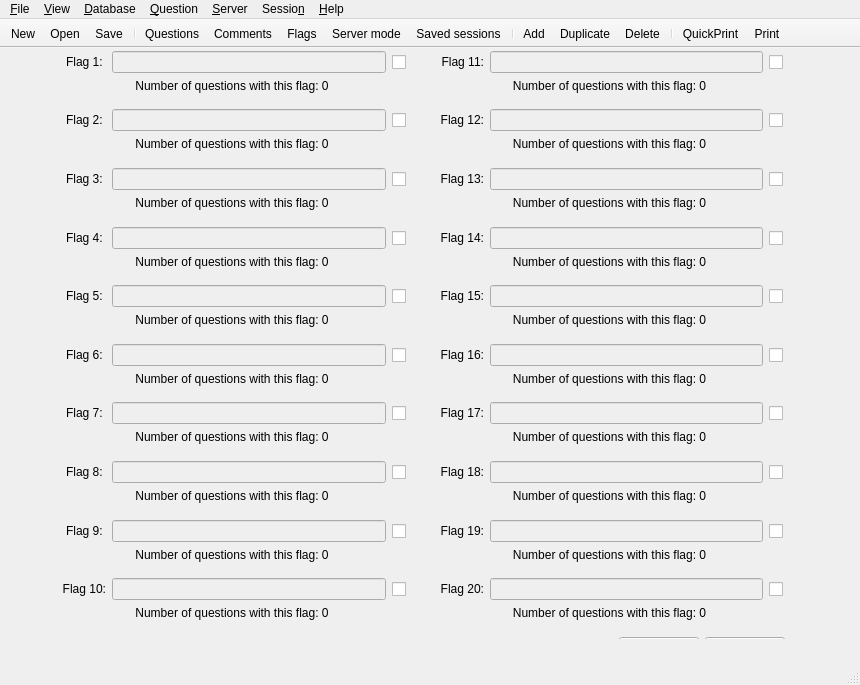
michal-tomlein/itest, file database_editor/main_window_v2.ui: the form before one commit.
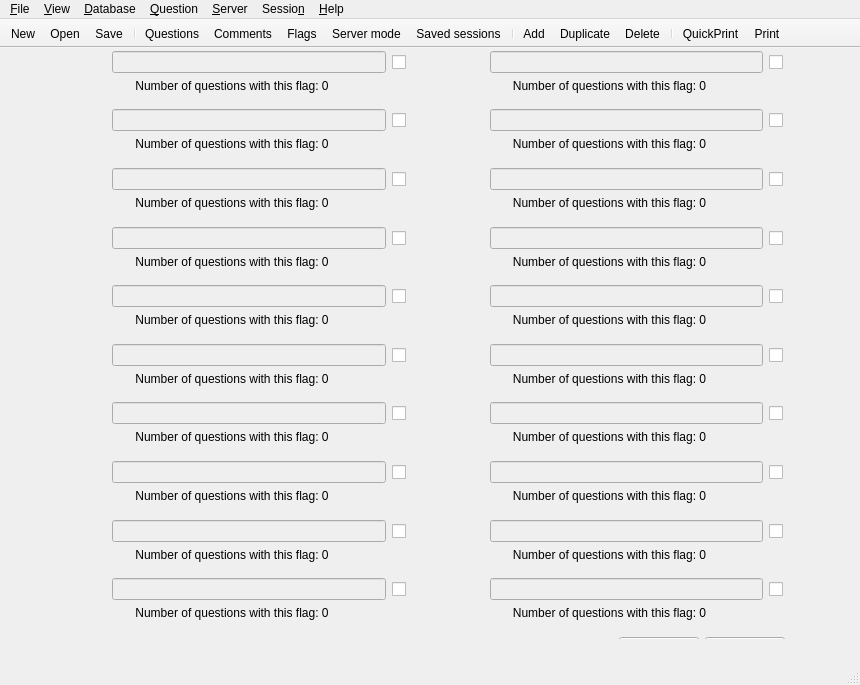
The form after the commit. The open tabs and pages were chosen to show the change. Icons and pictures are not drawn.

```diff
--- a/database_editor/main_window_v2.ui
+++ b/database_editor/main_window_v2.ui
@@ -2007,9 +2007,6 @@
                  <height>0</height>
                 </size>
                </property>
-               <property name="text" >
-                <string>Flag 1: </string>
-               </property>
                <property name="alignment" >
                 <set>Qt::AlignRight|Qt::AlignTrailing|Qt::AlignVCenter</set>
                </property>
@@ -2096,9 +2093,6 @@
                  <height>0</height>
                 </size>
                </property>
-               <property name="text" >
-                <string>Flag 2: </string>
-               </property>
                <property name="alignment" >
                 <set>Qt::AlignRight|Qt::AlignTrailing|Qt::AlignVCenter</set>
                </property>
@@ -2185,9 +2179,6 @@
                  <height>0</height>
                 </size>
                </property>
-               <property name="text" >
-                <string>Flag 3: </string>
-               </property>
                <property name="alignment" >
                 <set>Qt::AlignRight|Qt::AlignTrailing|Qt::AlignVCenter</set>
                </property>
@@ -2274,9 +2265,6 @@
                  <height>0</height>
                 </size>
                </property>
-               <property name="text" >
-                <string>Flag 4: </string>
-               </property>
                <property name="alignment" >
                 <set>Qt::AlignRight|Qt::AlignTrailing|Qt::AlignVCenter</set>
                </property>
@@ -2363,9 +2351,6 @@
                  <height>0</height>
                 </size>
                </property>
-               <property name="text" >
-                <string>Flag 5: </string>
-               </property>
                <property name="alignment" >
                 <set>Qt::AlignRight|Qt::AlignTrailing|Qt::AlignVCenter</set>
                </property>
@@ -2452,9 +2437,6 @@
                  <height>0</height>
                 </size>
                </property>
-               <property name="text" >
-                <string>Flag 6: </string>
-               </property>
                <property name="alignment" >
                 <set>Qt::AlignRight|Qt::AlignTrailing|Qt::AlignVCenter</set>
                </property>
@@ -2541,9 +2523,6 @@
                  <height>0</height>
                 </size>
                </property>
-               <property name="text" >
-                <string>Flag 7: </string>
-               </property>
                <property name="alignment" >
                 <set>Qt::AlignRight|Qt::AlignTrailing|Qt::AlignVCenter</set>
                </property>
@@ -2630,9 +2609,6 @@
                  <height>0</height>
                 </size>
                </property>
-               <property name="text" >
-                <string>Flag 8: </string>
-               </property>
                <property name="alignment" >
                 <set>Qt::AlignRight|Qt::AlignTrailing|Qt::AlignVCenter</set>
                </property>
@@ -2719,9 +2695,6 @@
                  <height>0</height>
                 </size>
                </property>
-               <property name="text" >
-                <string>Flag 9: </string>
-               </property>
                <property name="alignment" >
                 <set>Qt::AlignRight|Qt::AlignTrailing|Qt::AlignVCenter</set>
                </property>
@@ -2808,9 +2781,6 @@
                  <height>0</height>
                 </size>
                </property>
-               <property name="text" >
-                <string>Flag 10:</string>
-               </property>
                <property name="alignment" >
                 <set>Qt::AlignRight|Qt::AlignTrailing|Qt::AlignVCenter</set>
                </property>
@@ -2989,9 +2959,6 @@
                  <height>0</height>
                 </size>
                </property>
-               <property name="text" >
-                <string>Flag 11:</string>
-               </property>
                <property name="alignment" >
                 <set>Qt::AlignRight|Qt::AlignTrailing|Qt::AlignVCenter</set>
                </property>
@@ -3078,9 +3045,6 @@
                  <height>0</height>
                 </size>
                </property>
-               <property name="text" >
-                <string>Flag 12:</string>
-               </property>
                <property name="alignment" >
                 <set>Qt::AlignRight|Qt::AlignTrailing|Qt::AlignVCenter</set>
                </property>
@@ -3167,9 +3131,6 @@
                  <height>0</height>
                 </size>
                </property>
-               <property name="text" >
-                <string>Flag 13:</string>
-               </property>
                <property name="alignment" >
                 <set>Qt::AlignRight|Qt::AlignTrailing|Qt::AlignVCenter</set>
                </property>
@@ -3256,9 +3217,6 @@
                  <height>0</height>
                 </size>
                </property>
-               <property name="text" >
-                <string>Flag 14:</string>
-               </property>
                <property name="alignment" >
                 <set>Qt::AlignRight|Qt::AlignTrailing|Qt::AlignVCenter</set>
                </property>
@@ -3345,9 +3303,6 @@
                  <height>0</height>
                 </size>
                </property>
-               <property name="text" >
-                <string>Flag 15:</string>
-               </property>
                <property name="alignment" >
                 <set>Qt::AlignRight|Qt::AlignTrailing|Qt::AlignVCenter</set>
                </property>
@@ -3434,9 +3389,6 @@
                  <height>0</height>
                 </size>
                </property>
-               <property name="text" >
-                <string>Flag 16:</string>
-               </property>
                <property name="alignment" >
                 <set>Qt::AlignRight|Qt::AlignTrailing|Qt::AlignVCenter</set>
                </property>
@@ -3523,9 +3475,6 @@
                  <height>0</height>
                 </size>
                </property>
-               <property name="text" >
-                <string>Flag 17:</string>
-               </property>
                <property name="alignment" >
                 <set>Qt::AlignRight|Qt::AlignTrailing|Qt::AlignVCenter</set>
                </property>
@@ -3612,9 +3561,6 @@
                  <height>0</height>
                 </size>
                </property>
-               <property name="text" >
-                <string>Flag 18:</string>
-               </property>
                <property name="alignment" >
                 <set>Qt::AlignRight|Qt::AlignTrailing|Qt::AlignVCenter</set>
                </property>
@@ -3701,9 +3647,6 @@
                  <height>0</height>
                 </size>
                </property>
-               <property name="text" >
-                <string>Flag 19:</string>
-               </property>
                <property name="alignment" >
                 <set>Qt::AlignRight|Qt::AlignTrailing|Qt::AlignVCenter</set>
                </property>
@@ -3790,9 +3733,6 @@
                  <height>0</height>
                 </size>
                </property>
-               <property name="text" >
-                <string>Flag 20:</string>
-               </property>
                <property name="alignment" >
                 <set>Qt::AlignRight|Qt::AlignTrailing|Qt::AlignVCenter</set>
                </property>
```
Left out of the diff: 374 changed lines with no effect on the pictures.
